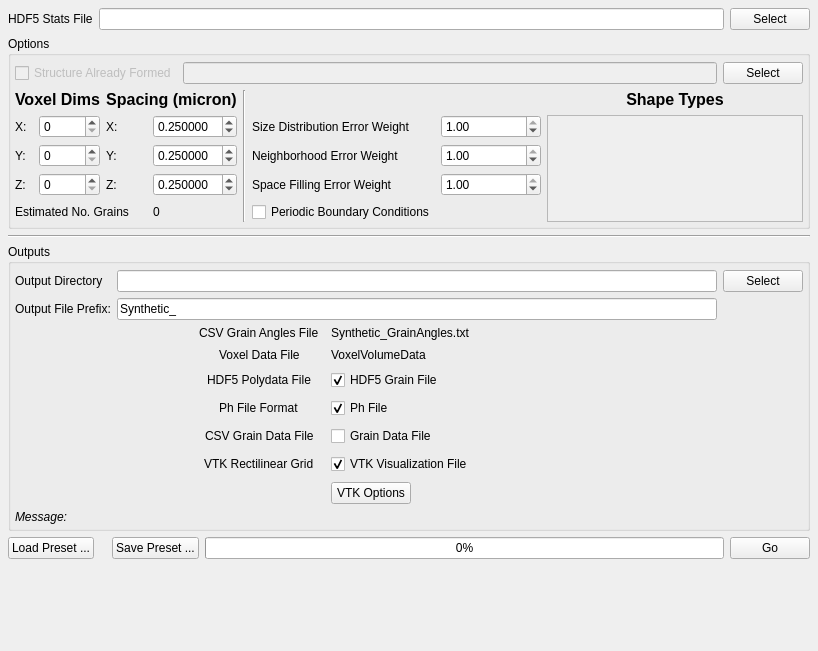
Old version of the form Source/Plugins/GrainGenerator/UI/GrainGeneratorWidget.ui in the repository BlueQuartzSoftware/DREAM3D.
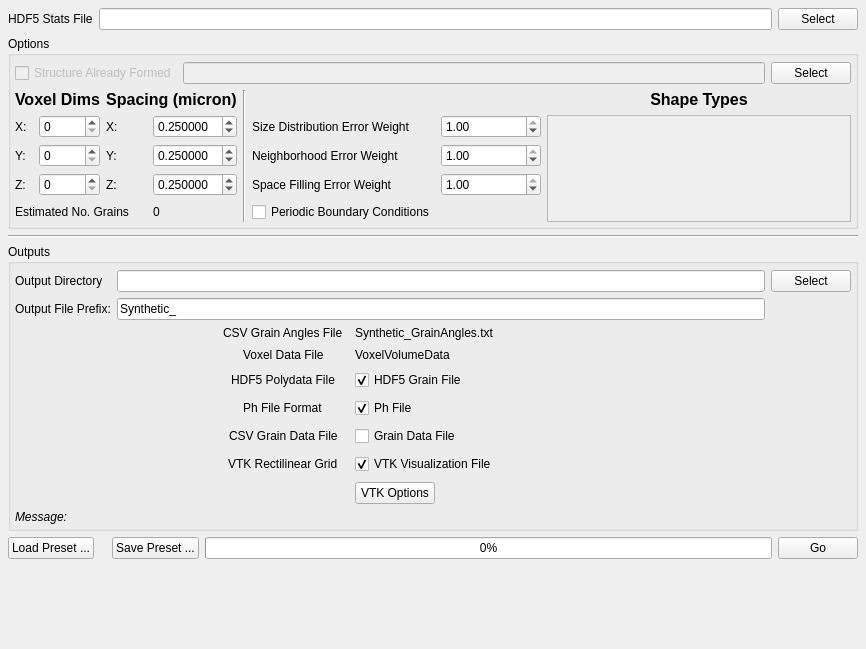
New version of the form. Custom widgets are drawn as their Qt base class.

Patch:
```diff
--- a/Source/Plugins/GrainGenerator/UI/GrainGeneratorWidget.ui
+++ b/Source/Plugins/GrainGenerator/UI/GrainGeneratorWidget.ui
@@ -6,8 +6,8 @@
    <rect>
     <x>0</x>
     <y>0</y>
-    <width>818</width>
-    <height>651</height>
+    <width>866</width>
+    <height>649</height>
    </rect>
   </property>
   <property name="windowTitle">
@@ -348,7 +348,7 @@
          </widget>
         </item>
         <item row="0" column="7">
-         <widget class="QLabel" name="label_17">
+         <widget class="QLabel" name="label_171">
           <property name="font">
            <font>
             <pointsize>12</pointsize>
```
